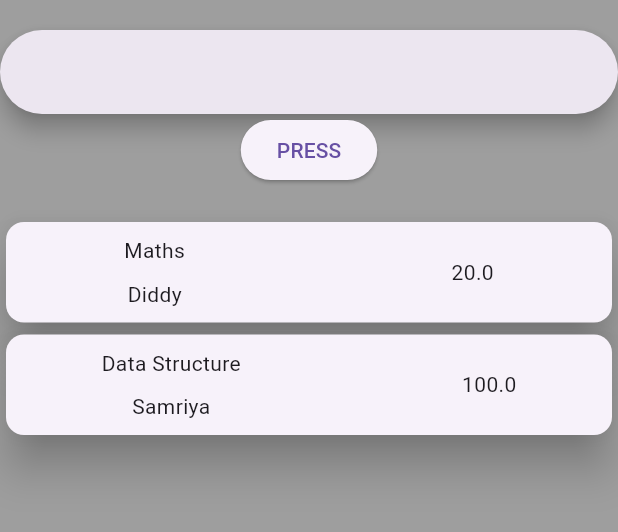
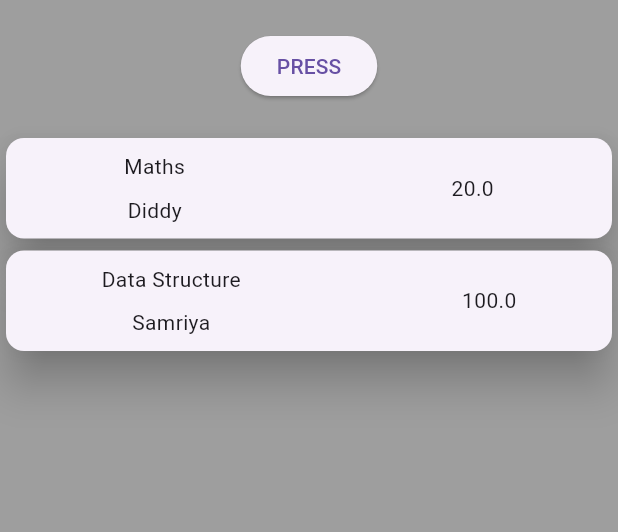
Before and after one commit to LUwUcifer/attendance_tracker, a Flutter app: the screen it shows after launch, on a phone screen of 412 x 824 dp, the part 84-616 px from its top. Run offline on Flutter 3.47's test engine with Material 3 defaults, Android fonts, the phone set to English and light mode, and no system bars.

Commit message:
Folder reconfig

```diff
--- a/lib/pages/home_page.dart
+++ b/lib/pages/home_page.dart
@@ -1,4 +1,4 @@
-import 'package:attendance_tracker/widgets/custom_widgets/attendance_card.dart';
+import 'package:attendance_tracker/models/attendance_card.dart';
 import 'package:flutter/material.dart';
 import '../widgets/homepage_widgets/uni_lectures.dart';
 
@@ -35,7 +35,6 @@ class _HomePageState extends State<HomePage> {
       child: Column(
         children: [
           SizedBox(height: 20,),
-          SearchBar(),
           ElevatedButton(onPressed: () {
             _addNewSubject('OOPs', 'Bhatia', 0);
           },
--- a/lib/widgets/homepage_widgets/uni_lectures.dart
+++ b/lib/widgets/homepage_widgets/uni_lectures.dart
@@ -1,4 +1,4 @@
-import 'package:attendance_tracker/widgets/custom_widgets/attendance_card.dart';
+import 'package:attendance_tracker/models/attendance_card.dart';
 import 'package:flutter/material.dart';
 
 class UniLectures extends StatelessWidget {
```
Also changed, not shown: lib/models/attendance_card.dart (renamed from lib/widgets/custom_widgets/attendance_card.dart).
